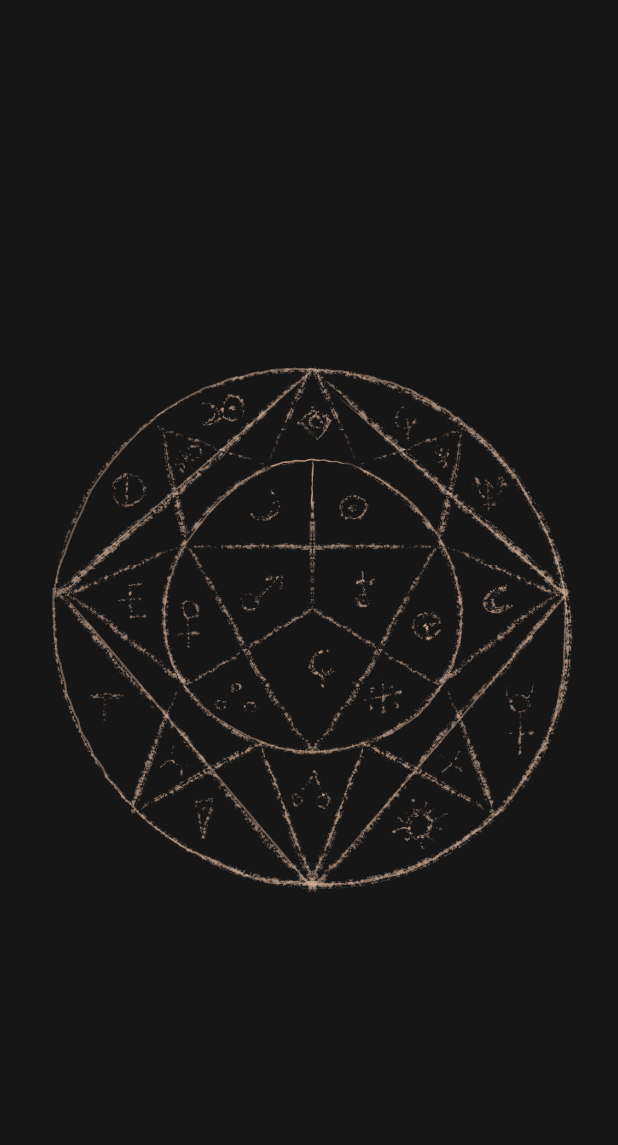
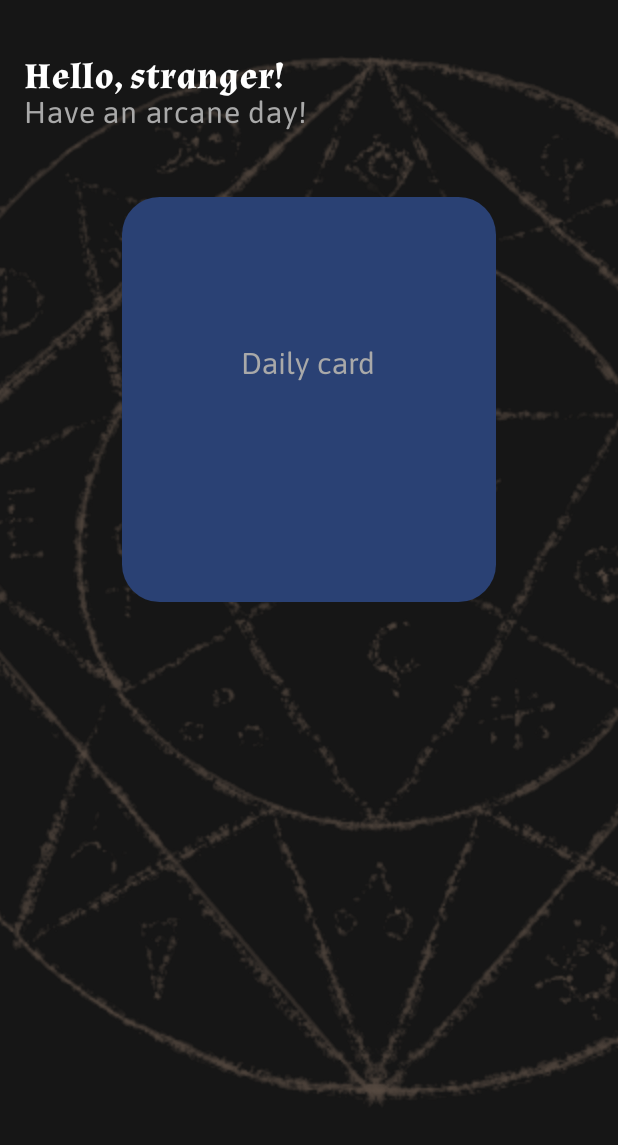
Before and after one commit to kathy272/arcanaMind, an Android app built with Jetpack Compose: the screen it shows after launch (MainActivity), on a phone screen of 412 x 824 dp. Shown: the top 1145 px of the screen. Run offline under Robolectric (Android 15) with nearby library versions, the phone set to English and light mode, and no system bars; our stand-ins replace Room's generated code.

Commit message:
general structure kotlin

```diff
--- a/app/src/main/java/com/cc221023/arcanemind/ui/MainViews.kt
+++ b/app/src/main/java/com/cc221023/arcanemind/ui/MainViews.kt
@@ -102,18 +102,65 @@ fun MainView(mainViewModel: MainViewModel) {
 }
 @Composable
 fun HomeScreen(mainViewModel: MainViewModel) {
+
 Box(
     modifier = Modifier
         .fillMaxSize()
-        .background(color= Color(0xFF161616))
+        .background(color = Color(0xFF161616))
 ) {
     Image(
         painter = painterResource(id = R.drawable.alchemy),
         contentDescription = "Tarot Card",
         modifier = Modifier
             .fillMaxSize()
+            .scale(2.0f)
+            .alpha(0.35f)
             .padding(16.dp)
-            .absoluteOffset(x = 0.dp, y = 0.dp)
+            .absoluteOffset(x = 20.dp, y = (-20).dp)
     )
+    Column(
+        modifier = Modifier
+            .fillMaxSize()
+            .padding(16.dp)
+            .absoluteOffset(x = 0.dp, y = 20.dp),
+    ){
+        Text(
+            buildAnnotatedString { append("Hello, stranger!\n")
+                                 },
+            fontSize = 24.sp,
+            color = Color.White,
+            fontFamily = FontFamily(Font(R.font.almendra_bold, FontWeight.Light)),
+        )
+        Text(
+            buildAnnotatedString { append("Have an arcane day!")
+                                 },
+            fontSize = 20.sp,
+            color = Color(0xFFA9A9A9),
+            fontFamily = FontFamily(Font(R.font.asap_regular, FontWeight.Light)),
+            modifier = Modifier
+            .absoluteOffset(x = 0.dp, y =(-25).dp),
+        )
+        Button(
+            onClick = { /*TODO*/ },
+            shape = RoundedCornerShape(25.dp),
+            modifier = Modifier
+                .fillMaxWidth()
+                .padding(top = 20.dp, bottom = 20.dp, start = 65.dp, end = 65.dp)
+                .size(30.dp, 270.dp),
+            colors = ButtonDefaults.buttonColors(
+
+            ))
+            {
+                Text(
+                    buildAnnotatedString { append("Daily card")
+                    },
+                    fontSize = 20.sp,
+                    color = Color(0xFFA9A9A9),
+                    fontFamily = FontFamily(Font(R.font.asap_regular, FontWeight.Light)),
+                    modifier = Modifier
+                        .absoluteOffset(x = 0.dp, y =(-25).dp),
+                )
+        }
+    }
     }
 }
```
Also changed, not shown: app/src/main/res/drawable/tarotcard.png (added), app/src/main/res/font/almendra_bold.ttf (added), app/src/main/res/font/almendra_bolditalic.ttf (added), app/src/main/res/font/almendra_italic.ttf (added), app/src/main/res/font/almendra_regular.ttf (added), app/src/main/res/font/artifika_regular.ttf (added), app/src/main/res/font/asap_bold.ttf (added), app/src/main/res/font/asap_regular.ttf (added).
